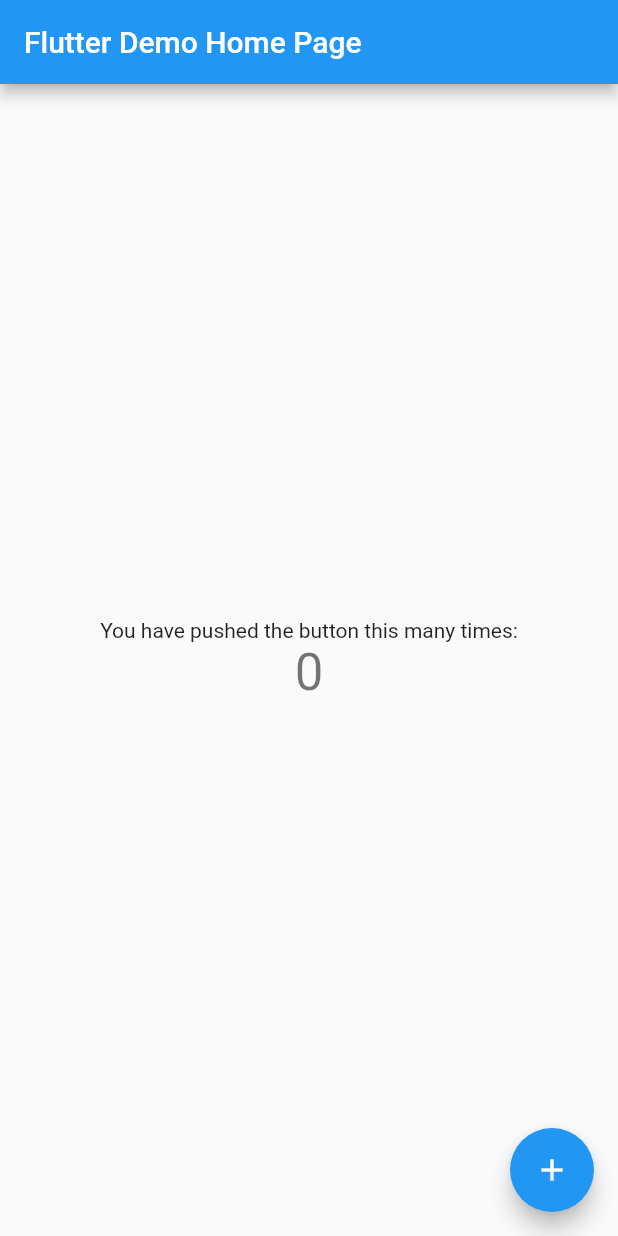
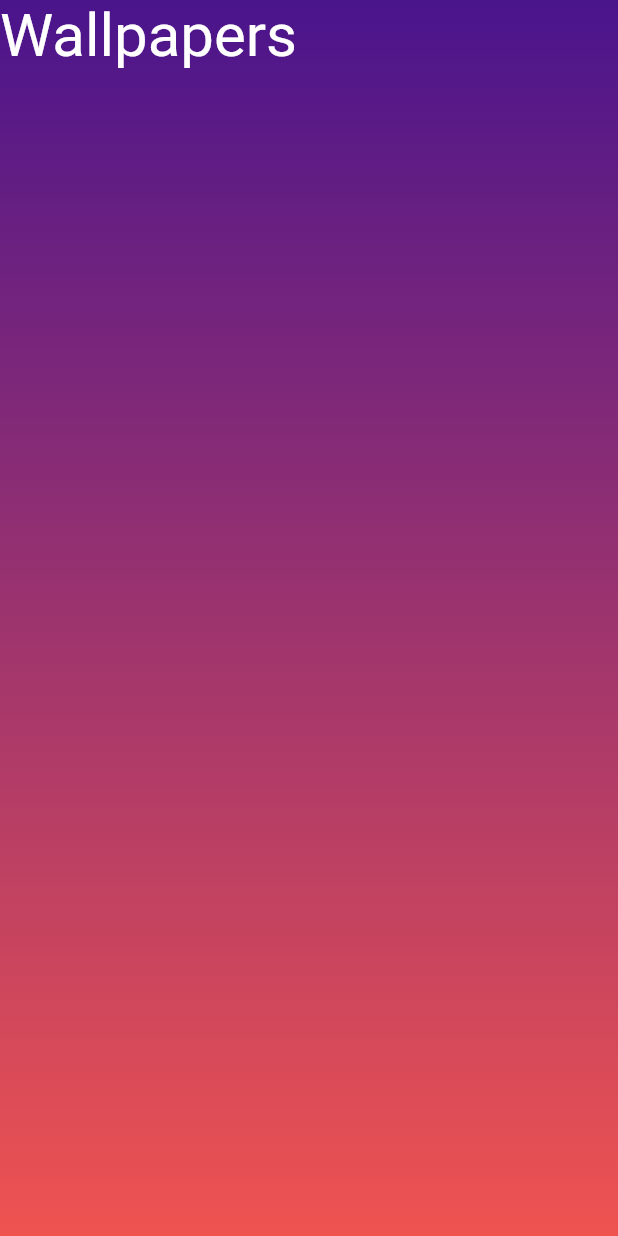
Before and after one commit to ppmasa8/practiceUiorWidget, a Flutter app: the screen it shows after launch, on a phone screen of 412 x 824 dp. Run offline on Flutter 3.47's test engine with Material 2 defaults, Android fonts, the phone set to English and light mode, and no system bars.

Commit message:
Add home and backgrond pages

```diff
--- a/lib/main.dart
+++ b/lib/main.dart
@@ -1,113 +1,21 @@
 import 'package:flutter/material.dart';
+import 'package:flutter/services.dart';
+import 'package:hands_on_wallpaper/pages/home.dart';
 
-void main() {
+void main() async {
   runApp(MyApp());
+  await SystemChrome.setEnabledSystemUIOverlays([]);
 }
 
 class MyApp extends StatelessWidget {
-  // This widget is the root of your application.
   @override
   Widget build(BuildContext context) {
     return MaterialApp(
       title: 'Flutter Demo',
       theme: ThemeData(
-        // This is the theme of your application.
-        //
-        // Try running your application with "flutter run". You'll see the
-        // application has a blue toolbar. Then, without quitting the app, try
-        // changing the primarySwatch below to Colors.green and then invoke
-        // "hot reload" (press "r" in the console where you ran "flutter run",
-        // or simply save your changes to "hot reload" in a Flutter IDE).
-        // Notice that the counter didn't reset back to zero; the application
-        // is not restarted.
         primarySwatch: Colors.blue,
       ),
-      home: MyHomePage(title: 'Flutter Demo Home Page'),
+      home: HomePage()
     );
   }
 }
-
-class MyHomePage extends StatefulWidget {
-  MyHomePage({Key? key, required this.title}) : super(key: key);
-
-  // This widget is the home page of your application. It is stateful, meaning
-  // that it has a State object (defined below) that contains fields that affect
-  // how it looks.
-
-  // This class is the configuration for the state. It holds the values (in this
-  // case the title) provided by the parent (in this case the App widget) and
-  // used by the build method of the State. Fields in a Widget subclass are
-  // always marked "final".
-
-  final String title;
-
-  @override
-  _MyHomePageState createState() => _MyHomePageState();
-}
-
-class _MyHomePageState extends State<MyHomePage> {
-  int _counter = 0;
-
-  void _incrementCounter() {
-    setState(() {
-      // This call to setState tells the Flutter framework that something has
-      // changed in this State, which causes it to rerun the build method below
-      // so that the display can reflect the updated values. If we changed
-      // _counter without calling setState(), then the build method would not be
-      // called again, and so nothing would appear to happen.
-      _counter++;
-    });
-  }
-
-  @override
-  Widget build(BuildContext context) {
-    // This method is rerun every time setState is called, for instance as done
-    // by the _incrementCounter method above.
-    //
-    // The Flutter framework has been optimized to make rerunning build methods
-    // fast, so that you can just rebuild anything that needs updating rather
-    // than having to individually change instances of widgets.
-    return Scaffold(
-      appBar: AppBar(
-        // Here we take the value from the MyHomePage object that was created by
-        // the App.build method, and use it to set our appbar title.
-        title: Text(widget.title),
-      ),
-      body: Center(
-        // Center is a layout widget. It takes a single child and positions it
-        // in the middle of the parent.
-        child: Column(
-          // Column is also a layout widget. It takes a list of children and
-          // arranges them vertically. By default, it sizes itself to fit its
-          // children horizontally, and tries to be as tall as its parent.
-          //
-          // Invoke "debug painting" (press "p" in the console, choose the
-          // "Toggle Debug Paint" action from the Flutter Inspector in Android
-          // Studio, or the "Toggle Debug Paint" command in Visual Studio Code)
-          // to see the wireframe for each widget.
-          //
-          // Column has various properties to control how it sizes itself and
-          // how it positions its children. Here we use mainAxisAlignment to
-          // center the children vertically; the main axis here is the vertical
-          // axis because Columns are vertical (the cross axis would be
-          // horizontal).
-          mainAxisAlignment: MainAxisAlignment.center,
-          children: <Widget>[
-            Text(
-              'You have pushed the button this many times:',
-            ),
-            Text(
-              '$_counter',
-              style: Theme.of(context).textTheme.headline4,
-            ),
-          ],
-        ),
-      ),
-      floatingActionButton: FloatingActionButton(
-        onPressed: _incrementCounter,
-        tooltip: 'Increment',
-        child: Icon(Icons.add),
-      ), // This trailing comma makes auto-formatting nicer for build methods.
-    );
-  }
-}
--- /dev/null
+++ b/lib/pages/home.dart
@@ -0,0 +1,19 @@
+import 'package:flutter/material.dart';
+import 'package:hands_on_wallpaper/pages/home_widgets/gradient_background.dart';
+
+class HomePage extends StatelessWidget {
+  const HomePage({Key? key}) : super(key: key);
+
+  @override
+  Widget build(BuildContext context) {
+    return Scaffold(
+      body: GradientBackground(
+        padding: EdgeInsets.fromLTRB(20, 45, 20, 0),
+        child: Text(
+          'Wallpapers',
+          style: TextStyle(fontSize: 40, color: Colors.white),
+        ),
+      )
+    );
+  }
+}
--- /dev/null
+++ b/lib/pages/home_widgets/gradient_background.dart
@@ -0,0 +1,21 @@
+import 'package:flutter/material.dart';
+
+class GradientBackground extends StatelessWidget {
+  final Widget child;
+  final EdgeInsets padding;
+  GradientBackground({required this.child, this.padding = EdgeInsets.zero});
+
+  @override
+  Widget build(BuildContext context) {
+    return Container(
+      width: MediaQuery.of(context).size.width,
+      height: MediaQuery.of(context).size.height,
+      decoration: BoxDecoration(
+          gradient: LinearGradient(
+              begin: Alignment.topCenter,
+              end: Alignment.bottomCenter,
+              colors: [Color(0xFF4A148c), Color(0xFFEF5350)])),
+      child: this.child,
+    );
+  }
+}
```
